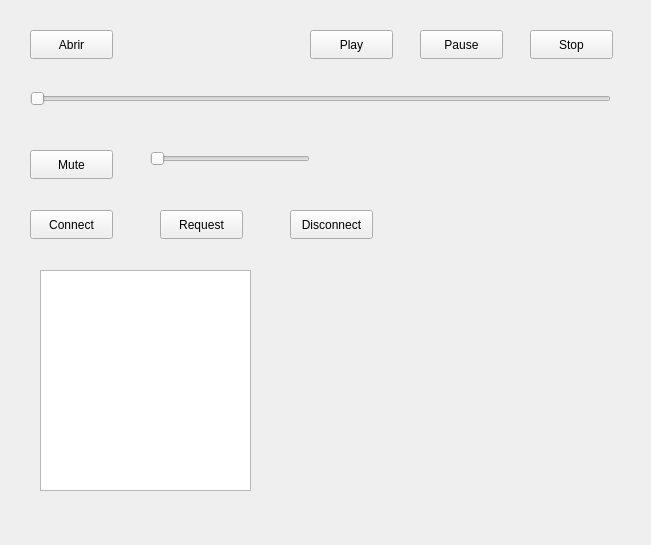
Before: the Qt Designer form spotifyUSFQ/widget.ui in Gabeinstein/Proyecto-Progra-2, drawn with Qt 5.
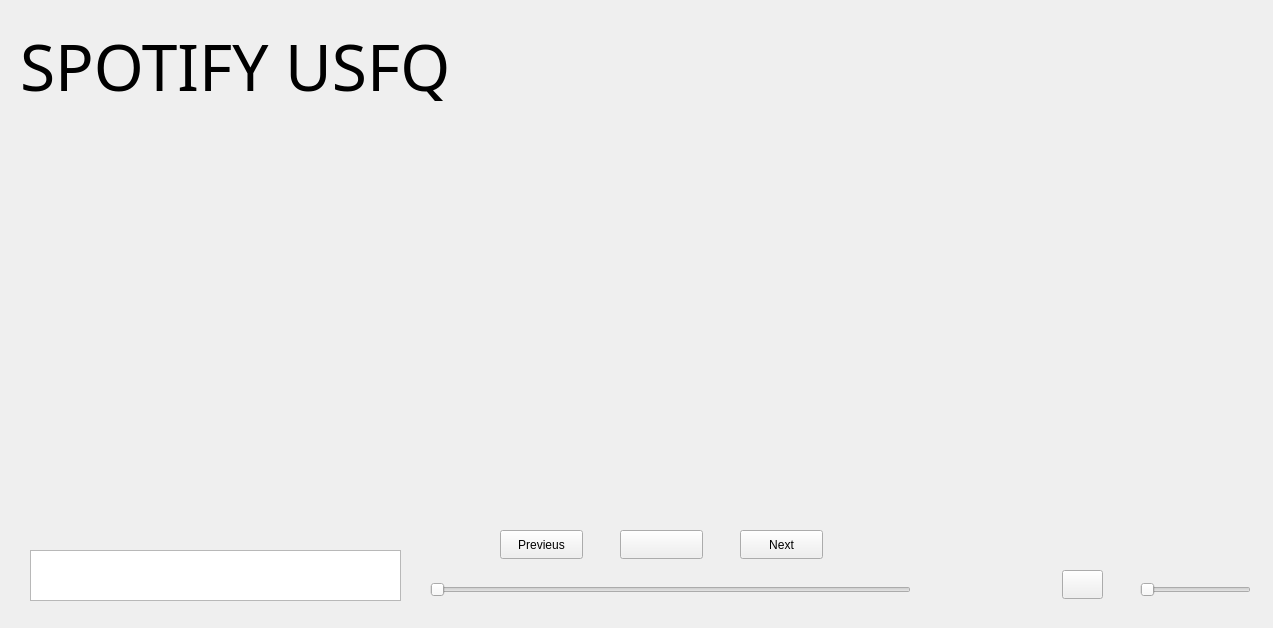
After: the same form once the commit is applied.

The edit to the form file:
```diff
--- a/spotifyUSFQ/widget.ui
+++ b/spotifyUSFQ/widget.ui
@@ -6,151 +6,148 @@
    <rect>
     <x>0</x>
     <y>0</y>
-    <width>651</width>
-    <height>545</height>
+    <width>1273</width>
+    <height>628</height>
    </rect>
   </property>
   <property name="windowTitle">
    <string>SpotifyUSFQ</string>
   </property>
-  <widget class="QPushButton" name="abrir">
-   <property name="geometry">
-    <rect>
-     <x>30</x>
-     <y>30</y>
-     <width>83</width>
-     <height>29</height>
-    </rect>
-   </property>
-   <property name="text">
-    <string>Abrir</string>
-   </property>
-  </widget>
-  <widget class="QPushButton" name="play">
-   <property name="geometry">
-    <rect>
-     <x>310</x>
-     <y>30</y>
-     <width>83</width>
-     <height>29</height>
-    </rect>
-   </property>
-   <property name="text">
-    <string>Play</string>
-   </property>
-  </widget>
-  <widget class="QPushButton" name="stop">
-   <property name="geometry">
-    <rect>
-     <x>530</x>
-     <y>30</y>
-     <width>83</width>
-     <height>29</height>
-    </rect>
-   </property>
-   <property name="text">
-    <string>Stop</string>
-   </property>
-  </widget>
-  <widget class="QPushButton" name="mute">
-   <property name="geometry">
-    <rect>
-     <x>30</x>
-     <y>150</y>
-     <width>83</width>
-     <height>29</height>
-    </rect>
-   </property>
-   <property name="text">
-    <string>Mute</string>
-   </property>
-  </widget>
-  <widget class="QPushButton" name="pause">
-   <property name="geometry">
-    <rect>
-     <x>420</x>
-     <y>30</y>
-     <width>83</width>
-     <height>29</height>
-    </rect>
-   </property>
-   <property name="text">
-    <string>Pause</string>
-   </property>
-  </widget>
-  <widget class="QSlider" name="volume">
-   <property name="geometry">
-    <rect>
-     <x>150</x>
-     <y>150</y>
-     <width>160</width>
-     <height>18</height>
-    </rect>
-   </property>
-   <property name="orientation">
-    <enum>Qt::Horizontal</enum>
-   </property>
-  </widget>
-  <widget class="QPushButton" name="connect">
-   <property name="geometry">
-    <rect>
-     <x>30</x>
-     <y>210</y>
-     <width>83</width>
-     <height>29</height>
-    </rect>
-   </property>
-   <property name="text">
-    <string>Connect</string>
-   </property>
-  </widget>
-  <widget class="QPushButton" name="request">
-   <property name="geometry">
-    <rect>
-     <x>160</x>
-     <y>210</y>
-     <width>83</width>
-     <height>29</height>
-    </rect>
-   </property>
-   <property name="text">
-    <string>Request</string>
-   </property>
-  </widget>
-  <widget class="QTextEdit" name="Texto">
-   <property name="geometry">
-    <rect>
-     <x>40</x>
-     <y>270</y>
-     <width>211</width>
-     <height>221</height>
-    </rect>
-   </property>
-  </widget>
-  <widget class="QPushButton" name="Disconnect">
-   <property name="geometry">
-    <rect>
-     <x>290</x>
-     <y>210</y>
-     <width>83</width>
-     <height>29</height>
-    </rect>
-   </property>
-   <property name="text">
-    <string>Disconnect</string>
-   </property>
-  </widget>
   <widget class="QSlider" name="avance">
    <property name="geometry">
     <rect>
+     <x>430</x>
+     <y>580</y>
+     <width>481</width>
+     <height>20</height>
+    </rect>
+   </property>
+   <property name="styleSheet">
+    <string notr="true">background-color: transparent;
+background: none;
+border: none;
+background-repeat: none;
+
+</string>
+   </property>
+   <property name="orientation">
+    <enum>Qt::Horizontal</enum>
+   </property>
+  </widget>
+  <widget class="QSlider" name="volume">
+   <property name="geometry">
+    <rect>
+     <x>1140</x>
+     <y>580</y>
+     <width>111</width>
+     <height>20</height>
+    </rect>
+   </property>
+   <property name="styleSheet">
+    <string notr="true">background-color: transparent;
+background: none;
+border: none;
+background-repeat: none;
+
+</string>
+   </property>
+   <property name="orientation">
+    <enum>Qt::Horizontal</enum>
+   </property>
+  </widget>
+  <widget class="QTextEdit" name="SongData">
+   <property name="geometry">
+    <rect>
      <x>30</x>
-     <y>90</y>
-     <width>581</width>
-     <height>18</height>
+     <y>550</y>
+     <width>371</width>
+     <height>51</height>
     </rect>
    </property>
-   <property name="orientation">
-    <enum>Qt::Horizontal</enum>
+  </widget>
+  <widget class="QPushButton" name="mute">
+   <property name="geometry">
+    <rect>
+     <x>1062</x>
+     <y>570</y>
+     <width>41</width>
+     <height>29</height>
+    </rect>
+   </property>
+   <property name="text">
+    <string/>
+   </property>
+  </widget>
+  <widget class="QPushButton" name="play">
+   <property name="enabled">
+    <bool>true</bool>
+   </property>
+   <property name="geometry">
+    <rect>
+     <x>620</x>
+     <y>530</y>
+     <width>83</width>
+     <height>29</height>
+    </rect>
+   </property>
+   <property name="text">
+    <string/>
+   </property>
+  </widget>
+  <widget class="QPushButton" name="pushButton">
+   <property name="geometry">
+    <rect>
+     <x>740</x>
+     <y>530</y>
+     <width>83</width>
+     <height>29</height>
+    </rect>
+   </property>
+   <property name="text">
+    <string>Next</string>
+   </property>
+  </widget>
+  <widget class="QPushButton" name="pushButton_2">
+   <property name="geometry">
+    <rect>
+     <x>500</x>
+     <y>530</y>
+     <width>83</width>
+     <height>29</height>
+    </rect>
+   </property>
+   <property name="text">
+    <string>Previeus</string>
+   </property>
+  </widget>
+  <widget class="QWidget" name="verticalLayoutWidget">
+   <property name="geometry">
+    <rect>
+     <x>270</x>
+     <y>180</y>
+     <width>781</width>
+     <height>321</height>
+    </rect>
+   </property>
+   <layout class="QVBoxLayout" name="canciones"/>
+  </widget>
+  <widget class="QLabel" name="label">
+   <property name="geometry">
+    <rect>
+     <x>20</x>
+     <y>30</y>
+     <width>591</width>
+     <height>71</height>
+    </rect>
+   </property>
+   <property name="font">
+    <font>
+     <family>Yu Gothic</family>
+     <pointsize>48</pointsize>
+    </font>
+   </property>
+   <property name="text">
+    <string>SPOTIFY USFQ</string>
    </property>
   </widget>
  </widget>
```
